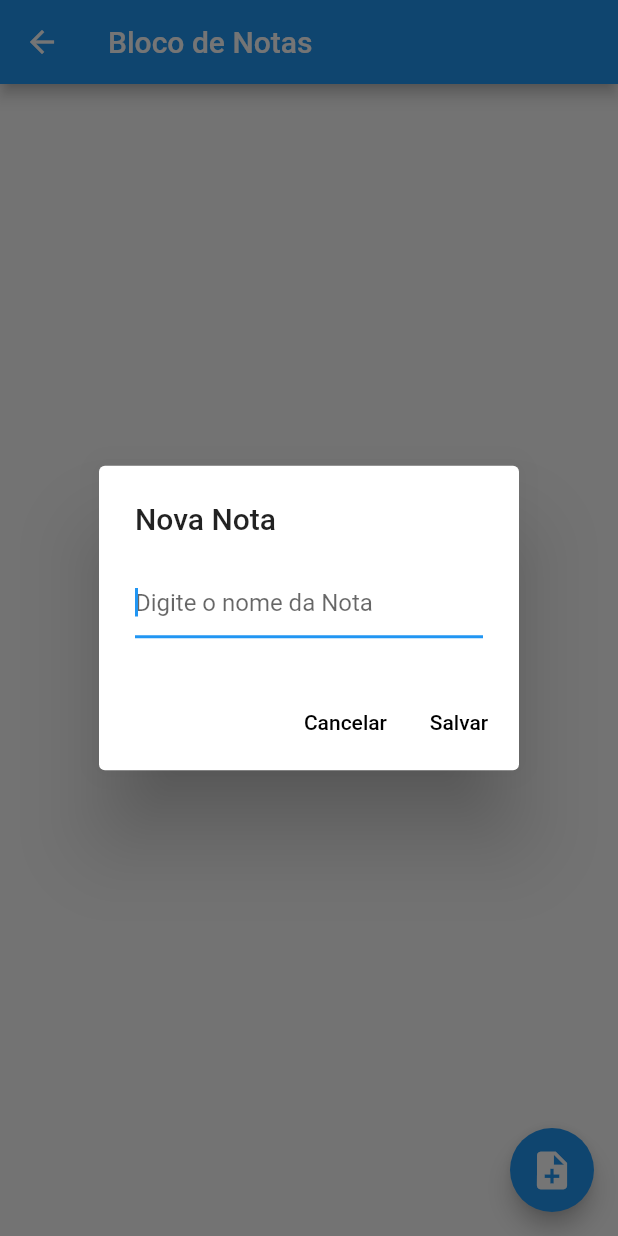
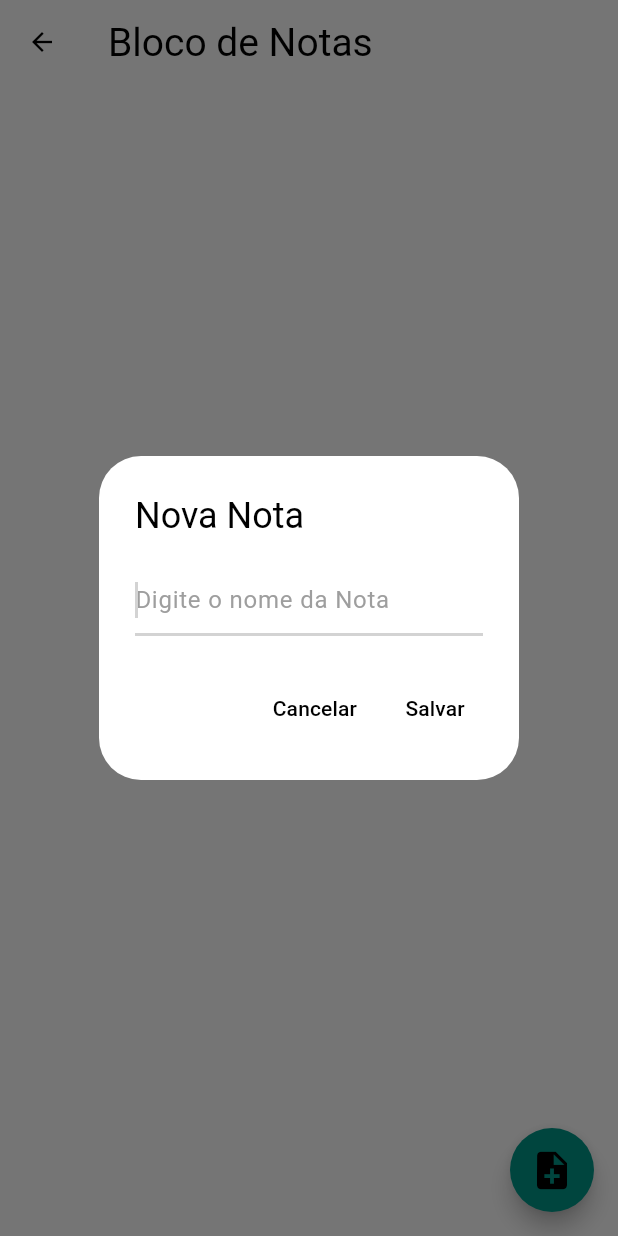
Before and after one commit to CyberGutz/GerenciadorDeTarefas, a Flutter app: the NotasHome screen opened directly, after a tap on the "note add" icon, on a phone screen of 412 x 824 dp. Run offline on Flutter 3.47's test engine with Material 2 defaults, Android fonts, the phone set to English and light mode, and no system bars; our stand-ins replace shared_preferences; accounts and stored records are empty.

Commit message:
Tema claro pronto

```diff
--- a/TaskView/lib/main.dart
+++ b/TaskView/lib/main.dart
@@ -20,7 +20,7 @@ class TaskView extends StatelessWidget {
           return MaterialApp(
             title: 'Task View',
             theme:
-                themeNotifier.isDark ? AppTheme.darkTheme : ThemeData.light(),
+                themeNotifier.isDark ? AppTheme.darkTheme : AppTheme.lightTheme,
             debugShowCheckedModeBanner: false,
             home: NavBar(initialIndex: 0),
           );
--- a/TaskView/lib/tema/app_theme.dart
+++ b/TaskView/lib/tema/app_theme.dart
@@ -3,50 +3,77 @@ import 'dart:math';
 import 'package:flutter/material.dart';
 
 class AppTheme {
+  static const Color _lightPrimary = Color.fromARGB(255, 211, 211, 211);
+  static const Color _lightSecondary = Color.fromARGB(255, 182, 182, 182);
+  static const Color _lightTertiary = Colors.teal;
+  static const Color _lightOnPrimary = Colors.black;
+  static const Color _lightOnSecondary = Colors.black;
+  static const Color _lightOnTertiary = Colors.black;
+  static const Color _lightBackground = Colors.white;
+  static const Color _lightOnBackground = Colors.black;
+
+  static const Color _darkPrimary = Colors.black;
+  static const Color _darkSecondary = Color.fromRGBO(33, 33, 33, 1);
+  static const Color _darkTertiary = Color.fromRGBO(255, 160, 0, 1);
+  static const Color _darkOnPrimary = Colors.white;
+  static const Color _darkOnSecondary = Colors.white;
+  static const Color _darkOnTertiary = Colors.black;
+  static const Color _darkBackground = Colors.black;
+  static const Color _darkOnBackground = Colors.white;
+
+  static const Color _disabled = Colors.blueGrey;
+  static const Color _error = Colors.red;
+
   static final ThemeData lightTheme = ThemeData(
     appBarTheme: const AppBarTheme(
       titleTextStyle: TextStyle(
-        color: Colors.black,
+        color: _lightOnPrimary,
         fontFamily: "Roboto",
         fontSize: 26.0,
       ),
       color: Colors.transparent,
       iconTheme: IconThemeData(
         size: 20.0,
-        color: Colors.black,
+        color: _lightOnPrimary,
       ),
     ),
     colorScheme: ColorScheme(
       brightness: Brightness.light,
-      background: Colors.white,
-      error: Colors.red,
-      errorContainer: Colors.redAccent,
-      inversePrimary: Colors.white,
-      inverseSurface: Colors.white,
-      onBackground: Colors.white,
+      background: _lightBackground,
+      error: _error,
+      errorContainer: _error,
+      inversePrimary: Colors.black,
+      inverseSurface: const Color.fromARGB(255, 182, 182, 182),
+      onBackground: _lightOnBackground,
       onError: Colors.black,
       onErrorContainer: Colors.black,
       onInverseSurface: Colors.black,
-      onPrimary: Colors.white,
-      onPrimaryContainer: Colors.white,
-      onSecondary: Colors.white,
-      onSecondaryContainer: Colors.white,
+      onPrimary: _lightOnPrimary,
+      onPrimaryContainer: _lightOnPrimary,
+      onSecondary: _lightOnSecondary,
+      onSecondaryContainer: _lightOnSecondary,
       onSurface: Colors.white,
       onSurfaceVariant: Colors.grey,
-      onTertiary: Colors.black,
-      onTertiaryContainer: Colors.black,
-      outline: Colors.white,
-      outlineVariant: Colors.amber,
-      primary: Colors.black,
-      primaryContainer: Colors.black87,
-      secondary: Colors.grey.shade900,
+      onTertiary: _lightOnTertiary,
+      onTertiaryContainer: _lightOnTertiary,
+      outline: Colors.black,
+      outlineVariant: Colors.teal,
+      primary: _lightPrimary,
+      primaryContainer: Colors.white,
+      secondary: _lightSecondary,
       secondaryContainer: Colors.grey.shade800,
-      surface: Colors.black,
-      tertiary: Colors.amber.shade700,
-      tertiaryContainer: Colors.amber,
-      shadow: Colors.white30,
+      surface: Colors.white,
+      tertiary: _lightTertiary,
+      tertiaryContainer: Colors.teal,
+      shadow: const Color.fromARGB(77, 73, 73, 73),
       surfaceVariant: Colors.grey.shade900,
     ),
+    switchTheme: SwitchThemeData(
+      thumbColor: MaterialStateColor.resolveWith((states) => Colors.black),
+      trackColor: MaterialStateColor.resolveWith((states) => Colors.white),
+    ),
+    checkboxTheme: CheckboxThemeData(
+        overlayColor: MaterialStateColor.resolveWith((states) => Colors.black)),
     iconTheme: const IconThemeData(
       size: 20,
       color: Colors.black,
@@ -77,25 +104,181 @@ class AppTheme {
         wordSpacing: 0,
       ),
       headlineMedium: TextStyle(
-        color: Colors.white,
+        color: Colors.black,
         fontFamily: "Roboto",
         fontSize: 28.0,
         wordSpacing: 0,
       ),
       headlineSmall: TextStyle(
-        color: Colors.white,
+        color: Colors.black,
         fontFamily: "Roboto",
         fontSize: 24.0,
         wordSpacing: 0,
       ),
       titleLarge: TextStyle(
-        color: Colors.white,
+        color: Colors.black,
         fontFamily: "Roboto",
         fontSize: 22.0,
         wordSpacing: 0,
       ),
       titleMedium: TextStyle(
+        color: Colors.black,
+        fontFamily: "Roboto",
+        fontSize: 16.0,
+        wordSpacing: 0.15,
+      ),
+      titleSmall: TextStyle(
+        color: Colors.black,
+        fontFamily: "Roboto",
+        fontSize: 16.0,
+        wordSpacing: 0.1,
+      ),
+      bodyLarge: TextStyle(
+        color: Colors.black,
+        fontFamily: "Roboto",
+        fontSize: 16.0,
+        wordSpacing: 0.15,
+      ),
+      bodyMedium: TextStyle(
+        color: Colors.black,
+        fontFamily: "Roboto",
+        fontSize: 14.0,
+        wordSpacing: 0.25,
+      ),
+      bodySmall: TextStyle(
+        color: Colors.black,
+        fontFamily: "Roboto",
+        fontSize: 12.0,
+        wordSpacing: 0.4,
+      ),
+      labelLarge: TextStyle(
+        color: Colors.black,
+        fontFamily: "Roboto",
+        fontSize: 14.0,
+        wordSpacing: 0.1,
+      ),
+      labelMedium: TextStyle(
+        color: Colors.black,
+        fontFamily: "Roboto",
+        fontSize: 12.0,
+        wordSpacing: 0.5,
+      ),
+      labelSmall: TextStyle(
+        color: Colors.black,
+        fontFamily: "Roboto",
+        fontSize: 11.0,
+        wordSpacing: 0.5,
+      ),
+    ),
+    disabledColor: const Color.fromARGB(255, 93, 108, 115),
+    dividerTheme: const DividerThemeData(
+      color: Colors.black,
+    ),
+    drawerTheme: const DrawerThemeData(
+      backgroundColor: _lightBackground,
+    ),
+    cardTheme: const CardTheme(
+      color: _lightSecondary,
+    ),
+    hintColor: _disabled,
+    platform: TargetPlatform.android,
+    scaffoldBackgroundColor: _lightBackground,
+    useMaterial3: true,
+  );
+
+  static final ThemeData darkTheme = ThemeData(
+    appBarTheme: const AppBarTheme(
+      titleTextStyle: TextStyle(
         color: Colors.white,
+        fontFamily: "Roboto",
+        fontSize: 26.0,
+      ),
+      color: Colors.transparent,
+      iconTheme: IconThemeData(
+        size: 20.0,
+        color: Colors.white,
+      ),
+    ),
+    colorScheme: ColorScheme(
+      brightness: Brightness.dark,
+      background: _darkBackground,
+      error: _error,
+      errorContainer: _error,
+      inversePrimary: Colors.white,
+      inverseSurface: const Color.fromARGB(255, 182, 182, 182),
+      onBackground: _darkOnBackground,
+      onError: Colors.black,
+      onErrorContainer: Colors.black,
+      onInverseSurface: Colors.black,
+      onPrimary: _darkOnPrimary,
+      onPrimaryContainer: _darkOnPrimary,
+      onSecondary: _darkOnSecondary,
+      onSecondaryContainer: _darkOnSecondary,
+      onSurface: Colors.white,
+      onSurfaceVariant: Colors.grey,
+      onTertiary: _darkOnTertiary,
+      onTertiaryContainer: _darkOnTertiary,
+      outline: Colors.white,
+      outlineVariant: Colors.amber,
+      primary: _darkPrimary,
+      primaryContainer: Colors.black87,
+      secondary: _darkSecondary,
+      secondaryContainer: Colors.grey.shade800,
+      surface: Colors.black,
+      tertiary: _darkTertiary,
+      tertiaryContainer: Colors.amber,
+      shadow: Colors.white30,
+      surfaceVariant: Colors.grey.shade900,
+    ),
+    iconTheme: const IconThemeData(
+      size: 20,
+      color: Colors.white,
+    ),
+    textTheme: const TextTheme(
+      displayLarge: TextStyle(
+        color: _darkOnPrimary,
+        fontFamily: "Roboto",
+        fontSize: 57.0,
+        wordSpacing: 0,
+      ),
+      displayMedium: TextStyle(
+        color: _darkOnPrimary,
+        fontFamily: "Roboto",
+        fontSize: 45.0,
+        wordSpacing: 0,
+      ),
+      displaySmall: TextStyle(
+        color: _darkOnPrimary,
+        fontFamily: "Roboto",
+        fontSize: 36.0,
+        wordSpacing: 0,
+      ),
+      headlineLarge: TextStyle(
+        color: _darkOnPrimary,
+        fontFamily: "Roboto",
+        fontSize: 32.0,
+        wordSpacing: 0,
+      ),
+      headlineMedium: TextStyle(
+        color: _darkOnPrimary,
+        fontFamily: "Roboto",
+        fontSize: 28.0,
+        wordSpacing: 0,
+      ),
+      headlineSmall: TextStyle(
+        color: _darkOnPrimary,
+        fontFamily: "Roboto",
+        fontSize: 24.0,
+        wordSpacing: 0,
+      ),
+      titleLarge: TextStyle(
+        color: _darkOnPrimary,
+        fontFamily: "Roboto",
+        fontSize: 22.0,
+        wordSpacing: 0,
+      ),
+      titleMedium: TextStyle(
+        color: _darkOnPrimary,
         fontFamily: "Roboto",
         fontSize: 16.0,
         wordSpacing: 0.15,
@@ -153,165 +336,125 @@ class AppTheme {
     cardTheme: CardTheme(
       color: Colors.grey.shade800,
     ),
-    hintColor: Colors.grey.shade400,
+    switchTheme: SwitchThemeData(
+      thumbColor: MaterialStateColor.resolveWith((states) => Colors.black),
+      trackColor: MaterialStateColor.resolveWith((states) => Colors.white),
+    ),
+    hintColor: const Color.fromARGB(255, 216, 216, 216),
     platform: TargetPlatform.android,
     scaffoldBackgroundColor: Colors.black,
     useMaterial3: true,
   );
 
-  static final ThemeData darkTheme = ThemeData(
-    appBarTheme: const AppBarTheme(
-      titleTextStyle: TextStyle(
-        color: Colors.white,
-        fontFamily: "Roboto",
-        fontSize: 26.0,
-      ),
-      color: Colors.transparent,
-      iconTheme: IconThemeData(
-        size: 20.0,
-        color: Colors.white,
-      ),
-    ),
-    colorScheme: ColorScheme(
-      brightness: Brightness.dark,
-      background: Colors.black,
-      error: Colors.red,
-      errorContainer: Colors.redAccent,
-      inversePrimary: Colors.white,
-      inverseSurface: Colors.white,
-      onBackground: Colors.white,
-      onError: Colors.black,
-      onErrorContainer: Colors.black,
-      onInverseSurface: Colors.black,
-      onPrimary: Colors.white,
-      onPrimaryContainer: Colors.white,
-      onSecondary: Colors.white,
-      onSecondaryContainer: Colors.white,
-      onSurface: Colors.white,
-      onSurfaceVariant: Colors.grey,
-      onTertiary: Colors.black,
-      onTertiaryContainer: Colors.black,
-      outline: Colors.white,
-      outlineVariant: Colors.amber,
-      primary: Colors.black,
-      primaryContainer: Colors.black87,
-      secondary: Colors.grey.shade900,
-      secondaryContainer: Colors.grey.shade800,
-      surface: Colors.black,
-      tertiary: Colors.amber.shade700,
-      tertiaryContainer: Colors.amber,
-      shadow: Colors.white30,
-      surfaceVariant: Colors.grey.shade900,
-    ),
-    iconTheme: const IconThemeData(
-      size: 20,
-      color: Colors.white,
-    ),
-    textTheme: const TextTheme(
-      displayLarge: TextStyle(
-        color: Colors.white,
-        fontFamily: "Roboto",
-        fontSize: 57.0,
-        wordSpacing: 0,
-      ),
-      displayMedium: TextStyle(
-        color: Colors.white,
-        fontFamily: "Roboto",
-        fontSize: 45.0,
-        wordSpacing: 0,
-      ),
-      displaySmall: TextStyle(
-        color: Colors.white,
-        fontFamily: "Roboto",
-        fontSize: 36.0,
-        wordSpacing: 0,
-      ),
-      headlineLarge: TextStyle(
-        color: Colors.white,
-        fontFamily: "Roboto",
-        fontSize: 32.0,
-        wordSpacing: 0,
-      ),
-      headlineMedium: TextStyle(
-        color: Colors.white,
-        fontFamily: "Roboto",
-        fontSize: 28.0,
-        wordSpacing: 0,
-      ),
-      headlineSmall: TextStyle(
-        color: Colors.white,
-        fontFamily: "Roboto",
-        fontSize: 24.0,
-        wordSpacing: 0,
-      ),
-      titleLarge: TextStyle(
-        color: Colors.white,
-        fontFamily: "Roboto",
-        fontSize: 22.0,
-        wordSpacing: 0,
-      ),
-      titleMedium: TextStyle(
-        color: Colors.white,
-        fontFamily: "Roboto",
-        fontSize: 16.0,
-        wordSpacing: 0.15,
-      ),
-      titleSmall: TextStyle(
-        color: Colors.white,
-        fontFamily: "Roboto",
-        fontSize: 16.0,
-        wordSpacing: 0.1,
-      ),
-      bodyLarge: TextStyle(
-        color: Colors.white,
-        fontFamily: "Roboto",
-        fontSize: 16.0,
-        wordSpacing: 0.15,
-      ),
-      bodyMedium: TextStyle(
-        color: Colors.white,
-        fontFamily: "Roboto",
-        fontSize: 14.0,
-        wordSpacing: 0.25,
-      ),
-      bodySmall: TextStyle(
-        color: Colors.white,
-        fontFamily: "Roboto",
-        fontSize: 12.0,
-        wordSpacing: 0.4,
-      ),
-      labelLarge: TextStyle(
-        color: Colors.white,
-        fontFamily: "Roboto",
-        fontSize: 14.0,
-        wordSpacing: 0.1,
-      ),
-      labelMedium: TextStyle(
-        color: Colors.white,
-        fontFamily: "Roboto",
-        fontSize: 12.0,
-        wordSpacing: 0.5,
-      ),
-      labelSmall: TextStyle(
-        color: Colors.white,
-        fontFamily: "Roboto",
-        fontSize: 11.0,
-        wordSpacing: 0.5,
-      ),
-    ),
-    disabledColor: const Color.fromARGB(255, 93, 108, 115),
-    dividerTheme: const DividerThemeData(
-      color: Color.fromRGBO(141, 141, 141, 1),
-    ),
-    drawerTheme: const DrawerThemeData(
-      backgroundColor: Color.fromRGBO(17, 17, 17, 1),
-    ),
-    cardTheme: CardTheme(
-      color: Colors.grey.shade800,
-    ),
-    hintColor: Colors.grey.shade400,
-    platform: TargetPlatform.android,
-    scaffoldBackgroundColor: Colors.black,
-    useMaterial3: true,
-  );
+  Color setPrimary(bool flag) {
+    if (flag == true) {
+      return Colors.black;
+    } else {
+      return Colors.white;
+    }
+  }
+
+  Color setSecondary(bool flag) {
+    if (flag == true) {
+      return Colors.black;
+    } else {
+      return Colors.white;
+    }
+  }
+
+  Color setTertiary(bool flag) {
+    if (flag == true) {
+      return Colors.black;
+    } else {
+      return Colors.white;
+    }
+  }
+
+  Color setOnPrimary(bool flag) {
+    if (flag == true) {
+      return Colors.black;
+    } else {
+      return Colors.white;
+    }
+  }
+
+  Color setOnSecondary(bool flag) {
+    if (flag == true) {
+      return Colors.black;
+    } else {
+      return Colors.white;
+    }
+  }
+
+  Color setOnTertiary(bool flag) {
+    if (flag == true) {
+      return Colors.black;
+    } else {
+      return Colors.white;
+    }
+  }
+
+  Color setDisabled(bool flag) {
+    if (flag == true) {
+      return Colors.black;
+    } else {
+      return Colors.white;
+    }
+  }
+
+  Color getPrimary(bool flag) {
+    if (flag == true) {
+      return Colors.black;
+    } else {
+      return Colors.white;
+    }
+  }
+
+  Color getSecondary(bool flag) {
+    if (flag == true) {
+      return Colors.black;
+    } else {
+      return Colors.white;
+    }
+  }
+
+  Color getTertiary(bool flag) {
+    if (flag == true) {
+      return Colors.black;
+    } else {
+      return Colors.white;
+    }
+  }
+
+  Color getOnPrimary(bool flag) {
+    if (flag == true) {
+      return Colors.black;
+    } else {
+      return Colors.white;
+    }
+  }
+
+  Color getOnSecondary(bool flag) {
+    if (flag == true) {
+      return Colors.black;
+    } else {
+      return Colors.white;
+    }
+  }
+
+  Color getOnTertiary(bool flag) {
+    if (flag == true) {
+      return Colors.black;
+    } else {
+      return Colors.white;
+    }
+  }
+
+  Color getDisabled(bool flag) {
+    if (flag == true) {
+      return Colors.black;
+    } else {
+      return Colors.white;
+    }
+  }
 }
--- a/TaskView/lib/tema/theme_model.dart
+++ b/TaskView/lib/tema/theme_model.dart
@@ -2,7 +2,7 @@ import 'package:flutter/foundation.dart';
 import 'package:gerenciador_de_tarefas/preferences/theme_preference.dart';
 
 class ThemeModel extends ChangeNotifier {
-  bool _isDark = false;
+  bool _isDark = true;
   ThemePreferences _preferences = ThemePreferences();
   bool get isDark => _isDark;
 
--- a/TaskView/lib/view/notasHome.dart
+++ b/TaskView/lib/view/notasHome.dart
@@ -200,6 +200,7 @@ class _NotasHomeState extends State<NotasHome> {
           backgroundColor: Colors.transparent,
           title: Text(
             getDataFormatada(notas[index].dataLastEdited),
+            style: TextStyle(color: Theme.of(context).colorScheme.onBackground),
             textAlign: TextAlign.center,
           ),
         ),
```
Also changed, not shown: TaskView/lib/view/configs.dart (+35 -6 lines), TaskView/lib/view/nav_bar.dart (+0 -12 lines).
